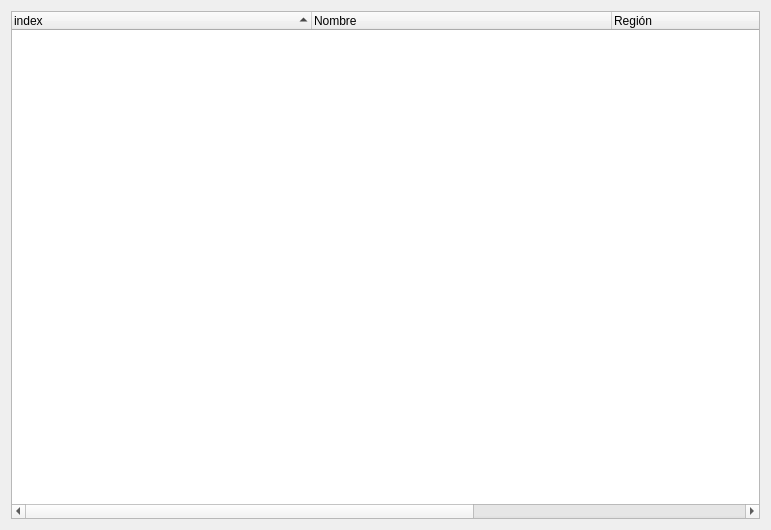
This is ui/competitions.ui in soker90/betcon as Qt 5 draws it before an edit. The edited form follows.
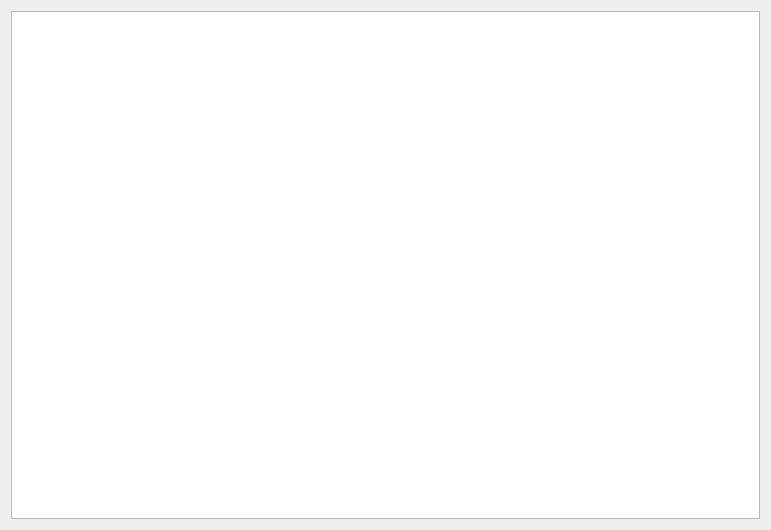
This is the edited form.

Commit message: feat: modernize UI — dark/light themes, Qt icons, QTableView migration

Diff of the .ui file:
```diff
--- a/ui/competitions.ui
+++ b/ui/competitions.ui
@@ -15,33 +15,19 @@
   </property>
   <layout class="QVBoxLayout" name="verticalLayout">
    <item>
-    <widget class="QTreeWidget" name="treeMain">
+    <widget class="QTableView" name="treeMain">
      <property name="sortingEnabled">
       <bool>true</bool>
      </property>
-     <attribute name="headerDefaultSectionSize">
-      <number>300</number>
-     </attribute>
-     <column>
-      <property name="text">
-       <string>index</string>
-      </property>
-     </column>
-     <column>
-      <property name="text">
-       <string>Nombre</string>
-      </property>
-     </column>
-     <column>
-      <property name="text">
-       <string>Región</string>
-      </property>
-     </column>
-     <column>
-      <property name="text">
-       <string>Deporte</string>
-      </property>
-     </column>
+     <property name="selectionBehavior">
+      <enum>QAbstractItemView::SelectRows</enum>
+     </property>
+     <property name="alternatingRowColors">
+      <bool>true</bool>
+     </property>
+     <property name="showGrid">
+      <bool>false</bool>
+     </property>
     </widget>
    </item>
   </layout>
```
The commit also changes 26 other files.
